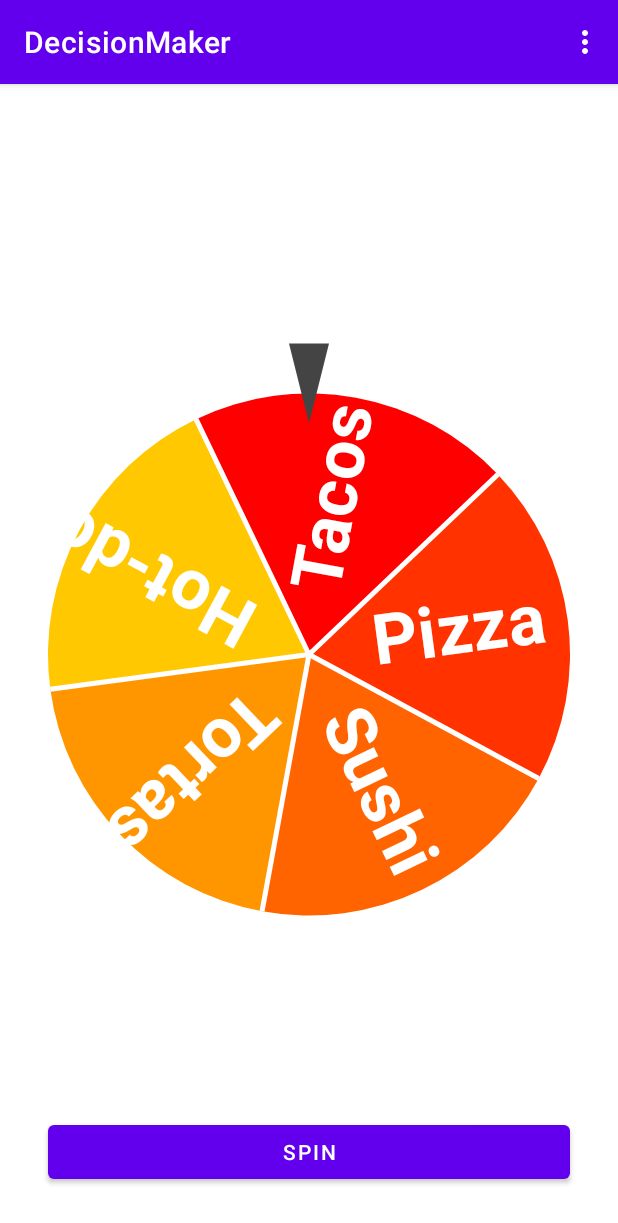
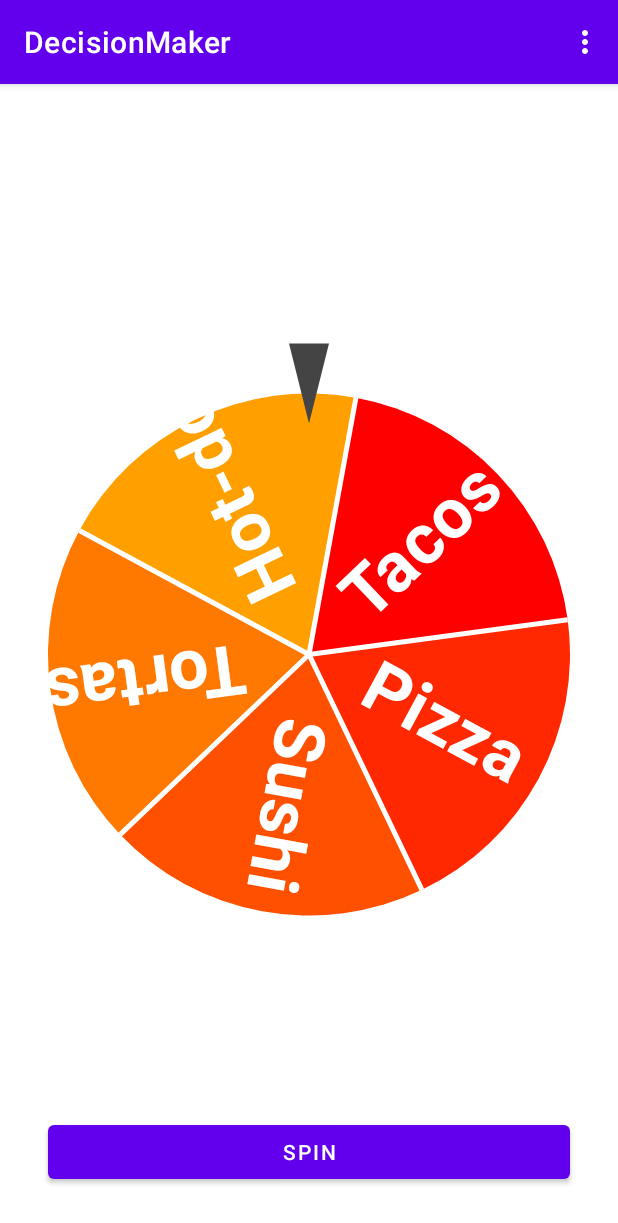
Before and after one commit to ricardo1320/DecisionMaker_Kt, an Android app: the screen it shows after launch (MainActivity), after a tap on "SPIN", on a phone screen of 412 x 824 dp. Shown: the top 1223 px of the screen. Run offline under Robolectric (Android 15) with nearby library versions, the phone set to English and light mode, and no system bars.

Commit message:
Severe optimizations for Roulette.kt

```diff
--- a/app/src/main/java/com/example/decisionmaker/MainActivity.kt
+++ b/app/src/main/java/com/example/decisionmaker/MainActivity.kt
@@ -28,21 +28,20 @@ class MainActivity : AppCompatActivity(), OnRouletteViewListener {
         const val ROULETTE_OPTIONS_REQUEST_CODE = 10
     }
 
-    private var rouletteOptions:ArrayList<String> = ArrayList()
-
     override fun onCreate(savedInstanceState: Bundle?) {
         super.onCreate(savedInstanceState)
         setContentView(R.layout.activity_main)
 
+
+        var rouletteOptions:ArrayList<String> = ArrayList()
         rouletteOptions.add("Tacos")
         rouletteOptions.add("Pizza")
         rouletteOptions.add("Sushi")
         rouletteOptions.add("Tortas")
         rouletteOptions.add("Hot-dogs")
+        roulette.setRouletteOptionList(rouletteOptions)
 
-        roulette.setRouletteOptionList(rouletteOptions)
         roulette.onRouletteViewListener = this
-
 
         //Click listener for button_spin (spin the roulette)
         val listener = View.OnClickListener { view ->
@@ -77,7 +76,7 @@ class MainActivity : AppCompatActivity(), OnRouletteViewListener {
             R.id.menu_modify -> {
                 //Launch next activity
                 val intent = Intent(this, OptionsActivity::class.java)
-                intent.putExtra(OptionsActivity.OPTIONS_ACT_ROULETTE_LIST, rouletteOptions)
+                intent.putExtra(OptionsActivity.OPTIONS_ACT_ROULETTE_LIST, roulette.getRouletteOptionList())
                 startActivityForResult(intent, ROULETTE_OPTIONS_REQUEST_CODE)
                 true
             }
@@ -90,12 +89,9 @@ class MainActivity : AppCompatActivity(), OnRouletteViewListener {
      */
     override fun onActivityResult(requestCode: Int, resultCode: Int, data: Intent?) {
         when(requestCode){
-            ROULETTE_OPTIONS_REQUEST_CODE -> { //Check for OptionsActivity result
-                if(resultCode == OptionsActivity.OPTIONS_ACT_ROULETTE_UPD_OK){ //Roulette option list updated correctly
-                    if(data != null){ //Overwrite list
-                        rouletteOptions = data.getStringArrayListExtra(OptionsActivity.OPTIONS_ACT_ROULETTE_LIST)!!
-                        roulette.setRouletteOptionList(rouletteOptions)
-                    }
+            ROULETTE_OPTIONS_REQUEST_CODE -> {                                  //Check for OptionsActivity result
+                if(resultCode == OptionsActivity.OPTIONS_ACT_ROULETTE_UPD_OK){  //Roulette option list updated correctly
+                    roulette.setRouletteOptionList(data?.getStringArrayListExtra(OptionsActivity.OPTIONS_ACT_ROULETTE_LIST)!!)
                 }
             }
         }
@@ -115,7 +111,7 @@ class MainActivity : AppCompatActivity(), OnRouletteViewListener {
 
     override fun OnRouletteSpinEvent(speed: Float) {
         Log.d("ROULETTE SPIN EVT", speed.toString())
-        if(abs(speed) > 0.075f) {
+        if(roulette.getRouletteOptionsCount() > 1 && abs(speed) > 0.09f) {
             textView_result.text = resources.getString(R.string.EMPTY_STRING)
             val t = (min(9000f, 7000f*abs(speed))).toLong()
             roulette.spin(t, 1.25f*speed)
@@ -124,13 +120,6 @@ class MainActivity : AppCompatActivity(), OnRouletteViewListener {
 
     val handler = Handler(Looper.myLooper()!!)
 
-    /*val runT = object:Runnable {
-        override fun run() {
-
-            handler.postDelayed(this, 60)
-        }
-    }
-    handler.postDelayed(runT, 1000)*/
 
     var lastOptionChangeTime = System.currentTimeMillis()
 
@@ -142,9 +131,7 @@ class MainActivity : AppCompatActivity(), OnRouletteViewListener {
         }
         lastOptionChangeTime = t
 
-            mp?.seekTo(0)
-            mp?.start()
-
-
+        mp?.seekTo(0)
+        mp?.start()
     }
 }
--- a/app/src/main/java/com/example/decisionmaker/views/Roulette.kt
+++ b/app/src/main/java/com/example/decisionmaker/views/Roulette.kt
@@ -9,167 +9,215 @@ import android.util.AttributeSet
 import android.util.Log
 import android.view.MotionEvent
 import android.view.View
+import androidx.core.graphics.toPointF
 import kotlin.collections.ArrayList
 import kotlin.math.*
-import kotlin.random.Random
 
 class Roulette : View {
-    private var rouletteColors: ArrayList<Paint> = ArrayList()
-    private var rouletteOptions: ArrayList<String> = ArrayList()
-    private var highlightPaint: Paint = Paint(Paint.ANTI_ALIAS_FLAG)
-    private var chooserPaint:Paint = Paint(Paint.ANTI_ALIAS_FLAG)
-    private var rouletteOrientation = 0f
-    private var rouletteScale = 1f
+    private class RouletteAttributes{
+        var paintPalette = ArrayList<Paint>()
+        var paintHighlight = Paint(Paint.ANTI_ALIAS_FLAG)
+        var paintChooser = Paint(Paint.ANTI_ALIAS_FLAG)
 
-    private var startColor = arrayOf(255, 0, 0)
-    private var endColor = arrayOf(255, 200, 0)
+
+        /**
+         * This function calculates the paint brushes for coloring
+         * the roulette, giving a degraded effect
+         */
+        fun setPaintBrush(n:Int, colorStart:Int = Color.rgb(255,0,0), colorEnd:Int = Color.rgb(255, 160, 0)){
+            paintPalette.clear()
+
+            val (r1, g1, b1) = listOf(Color.red(colorStart), Color.green(colorStart), Color.blue(colorStart))
+            val (r2, g2, b2) = listOf(Color.red(colorEnd), Color.green(colorEnd), Color.blue(colorEnd))
+
+            if(n <= 1){
+                val paint = Paint(Paint.ANTI_ALIAS_FLAG)
+                paint.color = Color.rgb((r1 + r2)/2, (g1 + g2)/2, (b1 + b2)/2)
+                paintPalette.add(paint)
+                return
+            }
+
+            for(i in 0 until n){
+                //Get color by linear interpolation between start and end colors
+                val p = Paint(Paint.ANTI_ALIAS_FLAG)
+                val r = r1 + i*(r2-r1)/(n-1)
+                val g = g1 + i*(g2-g1)/(n-1)
+                val b = b1 + i*(b2-b1)/(n-1)
+
+                p.color = Color.rgb(r, g, b)
+                paintPalette.add(p)
+            }
+        }
+    }
+
+    private class RouletteViewGeometry{
+        var o:PointF = PointF(0f,0f)    //View origin
+        var size = PointF(0f, 0f)       //View size (width, height)
+            set(value){
+                field = value
+
+                diameter = min(value.x, value.y) //Roulette diameter
+                radius = diameter / 2f
+                o = PointF(value.x/2f, value.y/2f) //Origin at the view center
+
+                chooserPath = Path() //Triangle
+                chooserPath.moveTo(o.x + 00f, o.y - radius + 30)
+                chooserPath.lineTo(o.x + 20f, o.y - radius - 50)
+                chooserPath.lineTo(o.x - 20f, o.y - radius - 50)
+                chooserPath.lineTo(o.x + 00f, o.y - radius + 30)
+                chooserPath.close()
+
+                //Partitions Boxes LT:Left-Top; RB:Right-Bottom
+                arcBoxLT = PointF(o.x - radius, o.y - radius)
+                arcBoxRB = PointF(o.x + radius, o.y + radius)
+            }
+
+        var radius = 0.5f           //Roulette Radius
+        var diameter = 1f           //Roulette diameter
+
+        var scale = 1f              //Scale factor
+        var rotation = 0f           //Roulette rotation angle
+        var partitionStep = 360f    //Partition step angle
+
+        var chooserPath = Path()    //Chooser path
+        var arcBoxLT = PointF(0f, 0f)
+        var arcBoxRB = PointF(0f, 0f)
+
+        private var partitionDivisions = ArrayList<PointF>()
+
+        /**
+         *  Calculate roulette partition step angle, and calculate partitions division lines
+         *  @param n are the number of partitions
+         */
+        fun setPartitions(n: Int){
+            if(n == 0) return
+            partitionStep = 360f / n.toFloat()
+            partitionDivisions.clear()
+            if(n > 1) {
+                for (i in 0 until n) {
+                    val t = 0.01745329251 * i * partitionStep // Angle in radians
+                    val lx = radius * cos(t).toFloat() + o.x  // Line end Point.x
+                    val ly = radius * sin(t).toFloat() + o.y  // Line end Point.y
+                    partitionDivisions.add(PointF(lx, ly))
+                }
+            }
+        }
+
+        /**
+         * Get the Partition division line end point
+         * @param idx is the partition index
+         */
+        fun getPartitionDivision(idx:Int):PointF{
+            if(partitionDivisions.size == 0) return PointF(0f, 0f)
+            return partitionDivisions[idx]
+        }
+    }
+
+    //Roulette attributes
+    private var attrs = RouletteAttributes()
+    private var geom = RouletteViewGeometry()
 
     private var tSize = 0
-
+    private var rouletteOptions: ArrayList<String> = ArrayList()
     var onRouletteViewListener:OnRouletteViewListener? = null
 
     constructor(context: Context?) : super(context) {
-        init(null)
+        init()
     }
     constructor(context: Context?, attrs: AttributeSet?) : super(context, attrs) {
-        init(attrs)
+        init()
     }
     constructor(context: Context?, attrs: AttributeSet?, defStyleAttr: Int) : super(context, attrs, defStyleAttr) {
-        init(attrs)
+        init()
     }
     constructor(context: Context?, attrs: AttributeSet?, defStyleAttr: Int, defStyleRes: Int) : super(context, attrs, defStyleAttr, defStyleRes) {
-        init(attrs)
+        init()
     }
 
     /**
      * Function for initializing the class (avoids repeated code in constructor)
-     * @param attrs is the attribute set that describes the view
+     * @param attributes is the attribute set that describes the view
      */
-    private fun init(attrs: AttributeSet?) {
-        setPaintBrush()
-        setBackgroundColor(Color.TRANSPARENT)
-        highlightPaint.color = Color.WHITE
-        highlightPaint.textSize = 70f
-        highlightPaint.typeface = Typeface.create(Typeface.SANS_SERIF, Typeface.BOLD)
-        highlightPaint.strokeWidth = 5f
+    private fun init() {
+        setBackgroundColor(Color.TRANSPARENT)   //Avoid phone theme apply to the view
 
-        chooserPaint.color = Color.DKGRAY
+        attrs.setPaintBrush(rouletteOptions.size)
+        attrs.paintHighlight.color = Color.WHITE
+        attrs.paintHighlight.textSize = 70f
+        attrs.paintHighlight.typeface = Typeface.create(Typeface.SANS_SERIF, Typeface.BOLD)
+        attrs.paintHighlight.strokeWidth = 5f
+
+        attrs.paintChooser.color = Color.DKGRAY
 
         tSize = getTextBoxOffset("o").y
     }
 
     /**
-     * This function calculates the paint brushes for coloring
-     * the roulette, giving a degraded effect
+     * Overrides the onSizeChanged fxn
+     * @param w is the new view width
+     * @param h is the new view height
+     * @param oldw is the old view width
+     * @param oldh is the old view height
      */
-    private fun setPaintBrush(){
-        rouletteColors.clear()
-
-        if(rouletteOptions.size <= 1){
-            val paint = Paint(Paint.ANTI_ALIAS_FLAG)
-            paint.color = Color.rgb((startColor[0] + endColor[0])/2, (startColor[1] + endColor[1])/2, (startColor[2] + endColor[2])/2)
-            rouletteColors.add(paint)
-
-            return
-        }
-
-        val clr = arrayOf(0,0,0)
-        for(i in 0 until rouletteOptions.size){
-            //Get color by linear interpolation between start and end colors
-            for(x in 0 until 3){
-                clr[x] = startColor[x] + ((endColor[x]-startColor[x])*i)/(rouletteOptions.size-1)
-            }
-            val p = Paint(Paint.ANTI_ALIAS_FLAG)
-            p.color = Color.rgb(clr[0], clr[1], clr[2])
-            rouletteColors.add(p)
-        }
+    override fun onSizeChanged(w: Int, h: Int, oldw: Int, oldh: Int) {
+        geom.size = Point(w, h).toPointF()       //Update roulette geometry attributes
+        geom.setPartitions(rouletteOptions.size) //Since partitions depends of size attributes, update them
     }
-
 
     /**
      * Overrides View onDraw fxn
      * @param canvas is the surface provided to draw.
      */
     override fun onDraw(canvas: Canvas) {
-        //Get canvas center
-        val cx = width/2.0f
-        val cy = height/2.0f
+        canvas.scale(geom.scale, geom.scale, geom.o.x, geom.o.y)
 
-        val n = rouletteOptions.size
-
-        //Get roulette shape max dimension and radius
-        val dim = min(width, height).toFloat()
-        val radius = dim/2
-
-        val triangle = Path()
-        triangle.moveTo(cx + 0f, cy - radius + 30)
-        triangle.lineTo(cx + 20f, cy - radius - 50)
-        triangle.lineTo(cx - 20f, cy - radius - 50)
-        triangle.lineTo(cx + 0f, cy - radius + 30)
-        triangle.close()
-
-        canvas.scale(rouletteScale, rouletteScale, cx, cy)
-        //Empty roulette, draw single circle with advice text
-        if(n == 0) {
+        if(rouletteOptions.size == 0) { //Empty roulette, draw single circle with advice text
             val t1Off = getTextBoxOffset("Add")
             val t2Off = getTextBoxOffset("choices")
-            canvas.drawCircle(cx, cy, radius, rouletteColors[0])
-            canvas.drawText("Add", cx - t1Off.x, cy - (t1Off.y*1.5).toInt(), highlightPaint)
-            canvas.drawText("choices", cx - t2Off.x, cy + (t2Off.y*1.5).toInt(), highlightPaint)
-            canvas.drawPath(triangle, chooserPaint)
+            canvas.drawCircle(geom.o.x, geom.o.y, geom.radius, attrs.paintPalette[0])
+            canvas.drawText("Add", geom.o.x - t1Off.x, geom.o.y - (t1Off.y*1.5).toInt(), attrs.paintHighlight)
+            canvas.drawText("choices", geom.o.x - t2Off.x, geom.o.y + (t2Off.y*1.5).toInt(),  attrs.paintHighlight)
+            canvas.drawPath(geom.chooserPath, attrs.paintChooser)
             return
         }
 
         canvas.save()
-        canvas.rotate(rouletteOrientation-90, cx, cy)
+        canvas.rotate(geom.rotation - 90, geom.o.x, geom.o.y)
 
-        //Arc box: left, top corner
-        val ax = (width - dim)/2
-        val ay = (height - dim)/2
-
-        //Arc box: right, bottom corner
-        val dimx = dim + ax
-        val dimy = dim + ay
-
-        //Arc angle
-        val alfa = 360.0f / n
-        var t = -alfa/2.0f
-
+        var t = 0f
         //Draw choices as 'pieces of cake'
-        for(i in 0 until n){
-            canvas.drawArc(ax, ay, dimx, dimy, t, alfa, true, rouletteColors[i])
-            t +=alfa
+        for(i in 0 until rouletteOptions.size){
+            canvas.drawArc(geom.arcBoxLT.x, geom.arcBoxLT.y, geom.arcBoxRB.x, geom.arcBoxRB.y, t, geom.partitionStep, true, attrs.paintPalette[i])
+            t += geom.partitionStep
         }
 
-        t = -alfa/2.0f
-        //Draw lines for choices separation
-        if(n > 1) {
-            for (i in 0 until n) {
-                val lx = radius * cos(Math.toRadians(t.toDouble())).toFloat()
-                val ly = radius * sin(Math.toRadians(t.toDouble())).toFloat()
-                canvas.drawLine(cx, cy, cx + lx, cy + ly, highlightPaint)
-                t += alfa
+        if(rouletteOptions.size > 1) { //Multiple options
+            //Draw lines for choices separation
+            for (i in 0 until rouletteOptions.size) {
+                val line = geom.getPartitionDivision(i)
+                canvas.drawLine(geom.o.x, geom.o.y, line.x, line.y, attrs.paintHighlight)
             }
-        }
-
-        //Draw choices text
-        if(n > 1) { //Multiple options
+            //Draw choices text
+            canvas.rotate(geom.partitionStep/2, geom.o.x, geom.o.y)
             for (choice in rouletteOptions) {
-                canvas.drawText(choice, cx + dim / 8, cy + tSize, highlightPaint)
-                canvas.rotate(alfa, cx, cy)
+                canvas.drawText(choice, geom.o.x + geom.diameter / 8, geom.o.y + tSize, attrs.paintHighlight)
+                canvas.rotate(geom.partitionStep, geom.o.x, geom.o.y)
             }
         }else{ //Single choice, draw centered text
             val xOff = getTextBoxOffset(rouletteOptions[0]).x
-            canvas.drawText(rouletteOptions[0], cx - xOff, cy, highlightPaint)
+            canvas.drawText(rouletteOptions[0], geom.o.x - xOff, geom.o.y, attrs.paintHighlight)
         }
         canvas.restore()
-        canvas.drawPath(triangle, chooserPaint)
+        canvas.drawPath(geom.chooserPath, attrs.paintChooser)
     }
 
-    private fun getRouletteIndex(step:Float):Int{
+    /**
+     * Get the current choice, which the triangle is pointing to
+     */
+    private fun getRouletteIndex():Int{
         if(rouletteOptions.size == 0) return -1
-        if(rouletteOptions.size == 1) return  1
-        return (floor(rouletteOptions.size - (rouletteOrientation - 0.5*step) / step) % rouletteOptions.size).toInt()
+        if(rouletteOptions.size == 1) return  0
+        return floor(rouletteOptions.size - geom.rotation/geom.partitionStep).toInt() % rouletteOptions.size
     }
 
     private var animationStarted = false
@@ -182,16 +230,19 @@ class Roulette : View {
         if(!animationStarted){
             animationStarted = true
             val tEnd = ms / 1000f
+            ValueAnimator.setFrameDelay(50)
             val animator = ValueAnimator.ofFloat(0f, tEnd)
-            val step = 360f/rouletteOptions.size
+            //val k = 1/(speed*speed)
 
             animator.duration = ms
             animator.addUpdateListener {
                 val t = it.animatedValue as Float
                 val b = speed*(tEnd - t)
-                rouletteOrientation = (rouletteOrientation + b)%360
-                val st = getRouletteIndex(360f/rouletteOptions.size)
-                if(lastStep != st){
+                //val b = speed*(exp((k*x)*(k*x)))
+                geom.rotation = (geom.rotation + b)%360
+                val st = getRouletteIndex()
+
+                if(lastStep != st && st >= 0){
                     onRouletteViewListener?.OnRouletteOptionChanged()
                     lastStep = st
                 }
@@ -204,42 +255,52 @@ class Roulette : View {
 
     /**
      * Spin animation listener, implements the onAnimationEnd listener
-     * calculates the choice index, depending on roulette orientation
      */
     private val spinAnimationListener = object:Animator.AnimatorListener{
         override fun onAnimationEnd(animation: Animator?) {
-            animationStarted = false //Free flag for starting another animation process
-            if(rouletteOptions.size == 0) return //Empty roulette
-            if(rouletteOptions.size == 1){ //Only one option, choose it
+            animationStarted = false                //Free flag for starting another animation process
+            if (rouletteOptions.size == 0) return    //Empty roulette
+            if (rouletteOptions.size == 1) {          //Only one option, choose it
                 onRouletteViewListener?.OnRouletteSpinCompleted(0, rouletteOptions[0])
                 return
             }
 
-            val n = rouletteOptions.size
-            rouletteOrientation %= 360f //Valid ranges between 0 and 360 degrees
-            val step = 360.0f/n //Angle step size
+            geom.rotation %= 360f           //Assert 0° ≤ rotation ≤ 360°
+            val idx = getRouletteIndex()    //Get roulette index
 
-            //Get index
-            val idx = (floor(n - (rouletteOrientation - 0.5*step) / step) %n).toInt()
+            //Call spin completed listener with the idx and choice values as parameters
             Log.d("SPINCOMPLETED", idx.toString() + " " + rouletteOptions[idx])
-
-            //Call spin completed listener
             onRouletteViewListener?.OnRouletteSpinCompleted(idx,rouletteOptions[idx])
         }
-
         override fun onAnimationStart(animation: Animator?) {}
         override fun onAnimationCancel(animation: Animator?) {}
         override fun onAnimationRepeat(animation: Animator?) {}
     }
 
     /**
-     * Set the Roulette Option list and redraw
+     * Set the Roulette Option list, calculate partitions
+     * and colors, then redraw
      * @param options is the option list
      */
     fun setRouletteOptionList(options:ArrayList<String>){
         rouletteOptions = options
-        setPaintBrush()
+        geom.setPartitions(rouletteOptions.size)
+        attrs.setPaintBrush(rouletteOptions.size)
         invalidate()
+    }
+
+    /**
+     * Get the roulette option list
+     */
+    fun getRouletteOptionList():ArrayList<String>{
+        return rouletteOptions
+    }
+
+    /**
+     * Get the roulette options count
+     */
+    fun getRouletteOptionsCount():Int{
+        return rouletteOptions.size
     }
 
     /**
@@ -250,7 +311,7 @@ class Roulette : View {
      */
     private fun getTextBoxOffset(txt:String) : Point{
         val bounds = Rect()
-        highlightPaint.getTextBounds(txt, 0, txt.length, bounds)
+        attrs.paintHighlight.getTextBounds(txt, 0, txt.length, bounds)
         return Point(bounds.width()/2, bounds.height()/2)
     }
 
@@ -267,14 +328,11 @@ class Roulette : View {
      */
     @SuppressLint("ClickableViewAccessibility")
     override fun onTouchEvent(event: MotionEvent?): Boolean {
-        val r = min(width, height)/2f //Roulette radius
-        val p = PointF(event?.x!!-width/2f, event.y -height/2f) //Get touch point, with origin at view center
+        val p = PointF(event?.x!! - geom.o.x, event.y - geom.o.y) //Get touch point, with origin at view center
 
         when(event.action.and(MotionEvent.ACTION_MASK)){
             MotionEvent.ACTION_UP -> {
-                if(actionDown || actionDownOutRt){
-                    onRouletteViewListener?.OnRouletteSpinEvent(rotSpeed)
-                }
+                if(actionDown || actionDownOutRt) onRouletteViewListener?.OnRouletteSpinEvent(rotSpeed)
                 actionDown = false
                 actionDownOutRt = false
                 return false
@@ -282,7 +340,7 @@ class Roulette : View {
             MotionEvent.ACTION_DOWN->{
                 Log.d("RT_TOUCH_EVT", "DOWN: " + p.x + ", " + p.y)
                 if(animationStarted) return false
-                if(p.length() in 1f..r) { //New action down
+                if(p.length() in 1f..geom.radius) { //New action down
                     moveLastPoint = PointF(p.x, p.y)
                     rotSpeed = 1f
                     actionDown = true
@@ -292,35 +350,28 @@ class Roulette : View {
             MotionEvent.ACTION_MOVE -> {
                 if (animationStarted) return false
 
-                if (p.length() > r || p.length() < 1f) { //Touch event outside the roulette
+                if (p.length() > geom.radius || p.length() < 1f) { //Touch event outside the roulette
                     actionDown = false
                     actionDownOutRt = true
                     return false
-                } else if (!actionDown && p.length() <= r) { //New action down event
+                } else if (!actionDown && p.length() <= geom.radius) { //New action down event
                     actionDown = true
                     moveLastPoint = PointF(p.x, p.y)
                     rotSpeed = 1f
                     tStart = System.currentTimeMillis()
                     actionDownOutRt = false
                     return true
-                } else if (!actionDown) { //Not action down, then return
-                    return false
-                }
+                } else if (!actionDown) return false //Not action down, then return
+
                 val t = System.currentTimeMillis()
                 val dt = t - tStart
                 tStart = t
 
-                val pp =  moveLastPoint.x*p.x + moveLastPoint.y*p.y //Scalar product v1·v2
-                val cosa = max(-1f, min(1f, pp / (moveLastPoint.length()*p.length()))) //cos(α) = v1·v2/(|v1|·|v2|), due to float precision error, assert 1 ≤ cos(a) ≤ 1
-                var a = 180f * (acos(cosa)) / PI.toFloat() //Angle between vectors in degrees
+                //Get angle between vectors
+                val a = moveLastPoint.phase(p)
 
-                //Rotation direction given by the sign of the z component of the
-                //cross product between the vectors
-                //  - (v1 x v2).z < 0 -> then counterclockwise
-                //  - (v1 x v2).z > 0 -> then clockwise
-                a *= sign(moveLastPoint.x * p.y - moveLastPoint.y * p.x)
                 rotSpeed = a/dt.toFloat()
-                rouletteOrientation = (rouletteOrientation + a) % 360f
+                geom.rotation = (geom.rotation + a) % 360f
                 moveLastPoint = p
                 actionDownOutRt = false
             }
@@ -330,4 +381,38 @@ class Roulette : View {
         return true
     }
 
+    /**
+     * Extend PointF function for calculating the
+     * scalar product with a vector p
+     * @param p is the second vector
+     * @return (x,y)·p
+     */
+    private fun PointF.scalarProduct(p:PointF) : Float{
+        return this.x*p.x + this.y*p.y
+    }
+
+    /**
+     * Extend PointF function for calculating the
+     * z component of the cross product with a vector p
+     * @param p is the second vector
+     * @return ((x,y) x p).z
+     */
+    private fun PointF.crossProductZ(p:PointF) : Float{
+        return this.x*p.y - this.y*p.x
+    }
+
+    /**
+     * Extend PointF function for calculating the
+     * angle (α) formed with vector p, taking into account
+     * the angle direction (clockwise or counterclockwise)
+     * @param p is the second vector
+     * @return α in degrees
+     */
+    private fun PointF.phase(p:PointF) : Float{
+        // cos(α) = v1·v2/(|v1|·|v2|)
+        // Due to Float precision error, assert 1 ≤ cos(a) ≤ 1
+        // Cross product give angle direction: >0 -> clockwise, otherwise -> counterclockwise
+        val cosa = max(-1f, min(1f,this.scalarProduct(p)/(this.length() * p.length())))
+        return 57.2957795131f*acos(cosa)*sign(this.crossProductZ(p))
+    }
 }
```
